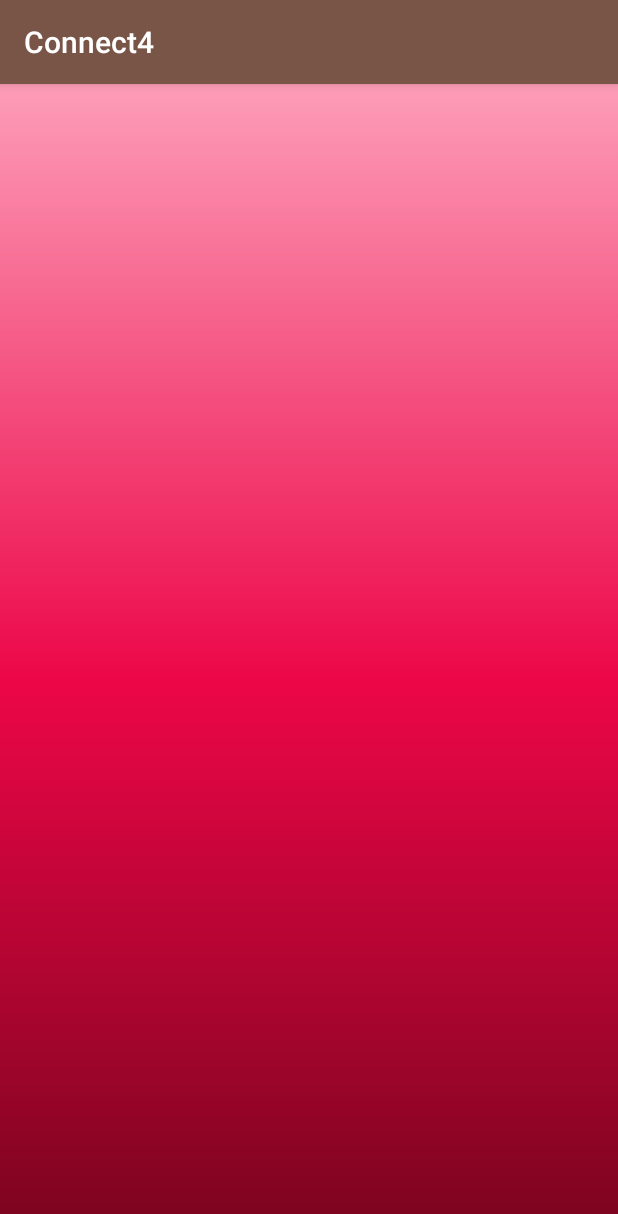
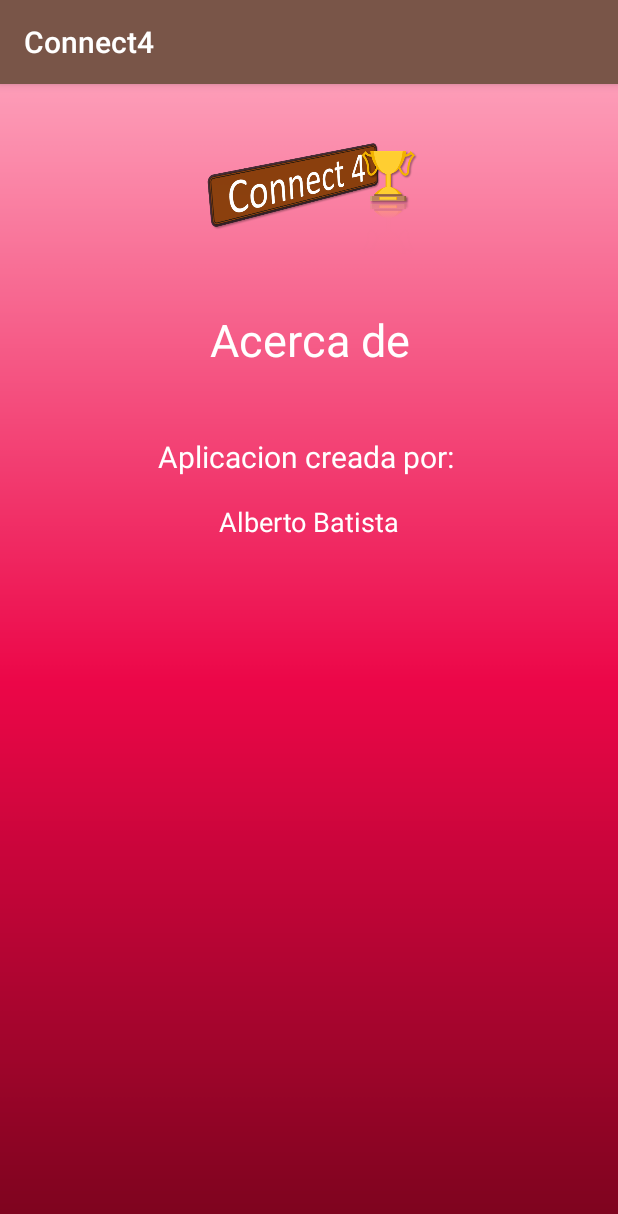
Before and after one commit to batistafull/Connect4, an Android app: the Acerca screen opened directly, with no data from a screen before it, on a phone screen of 412 x 824 dp. Shown: the top 1214 px of the screen. Run offline under Robolectric (Android 15) with nearby library versions, the phone set to English and light mode, and no system bars.

Commit message:
pasar activity a puntuacion.class y acerca.class

```diff
--- a/app/src/main/AndroidManifest.xml
+++ b/app/src/main/AndroidManifest.xml
@@ -4,9 +4,9 @@
 
     <application
         android:allowBackup="true"
-        android:icon="@mipmap/ic_launcher"
+        android:icon="@drawable/victoria"
         android:label="@string/app_name"
-        android:roundIcon="@mipmap/ic_launcher_round"
+        android:roundIcon="@drawable/victoria"
         android:supportsRtl="true"
         android:theme="@style/AppTheme">
         <activity android:name=".MainActivity">
--- a/app/src/main/res/layout/activity_acerca.xml
+++ b/app/src/main/res/layout/activity_acerca.xml
@@ -1,5 +1,5 @@
 <?xml version="1.0" encoding="utf-8"?>
-<android.support.constraint.ConstraintLayout xmlns:android="http://schemas.android.com/apk/res/android"
+<RelativeLayout xmlns:android="http://schemas.android.com/apk/res/android"
     xmlns:app="http://schemas.android.com/apk/res-auto"
     xmlns:tools="http://schemas.android.com/tools"
     android:layout_width="match_parent"
@@ -7,4 +7,46 @@
     tools:context="activity.demot.connect4.Acerca"
     android:background="@drawable/fondo">
 
-</android.support.constraint.ConstraintLayout>
+    <ImageView
+        android:layout_width="150dp"
+        android:layout_height="150dp"
+        android:layout_alignParentTop="true"
+        android:layout_centerHorizontal="true"
+        android:src="@drawable/logo"
+        android:id="@+id/imageView" />
+
+    <TextView
+        android:id="@+id/textView2"
+        android:layout_width="match_parent"
+        android:layout_height="wrap_content"
+        android:layout_alignParentStart="true"
+        android:layout_below="@+id/imageView"
+        android:gravity="center"
+        android:text="Acerca de"
+        android:textColor="#fff"
+        android:textSize="30dp" />
+
+    <TextView
+        android:id="@+id/textView3"
+        android:layout_width="match_parent"
+        android:layout_height="wrap_content"
+        android:layout_alignParentStart="true"
+        android:layout_below="@+id/textView2"
+        android:layout_marginTop="44dp"
+        android:gravity="center"
+        android:text="Aplicacion creada por: "
+        android:textColor="#fff"
+        android:textSize="20dp" />
+
+    <TextView
+        android:layout_width="match_parent"
+        android:layout_height="wrap_content"
+        android:layout_alignParentStart="true"
+        android:layout_below="@+id/textView3"
+        android:layout_marginTop="17dp"
+        android:gravity="center"
+        android:text="Alberto Batista"
+        android:textColor="#fff"
+        android:textSize="18dp" />
+
+</RelativeLayout>
--- a/app/src/main/res/layout/activity_main.xml
+++ b/app/src/main/res/layout/activity_main.xml
@@ -34,7 +34,7 @@
         android:id="@+id/puntuacion"
         android:layout_width="wrap_content"
         android:layout_height="wrap_content"
-        android:layout_above="@+id/textView"
+        android:layout_above="@+id/acerca"
         android:layout_centerHorizontal="true"
         android:layout_marginBottom="59dp"
         android:src="@drawable/puntuacion"
@@ -49,6 +49,6 @@
         android:textAlignment="center"
         android:textColor="#fff"
         android:textSize="20dp"
-        android:id="@+id/textView" />
+        android:id="@+id/acerca"/>
 
 </RelativeLayout>
```
Also changed, not shown: app/src/main/java/activity/demot/connect4/MainActivity.java (+13 -0 lines).
